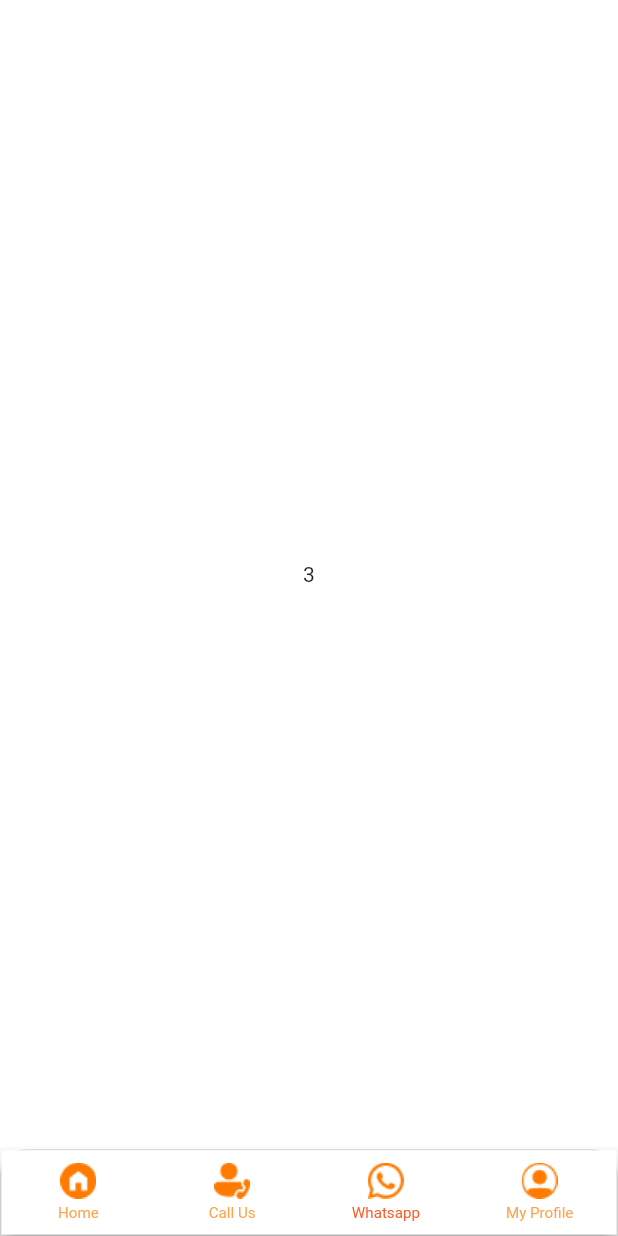
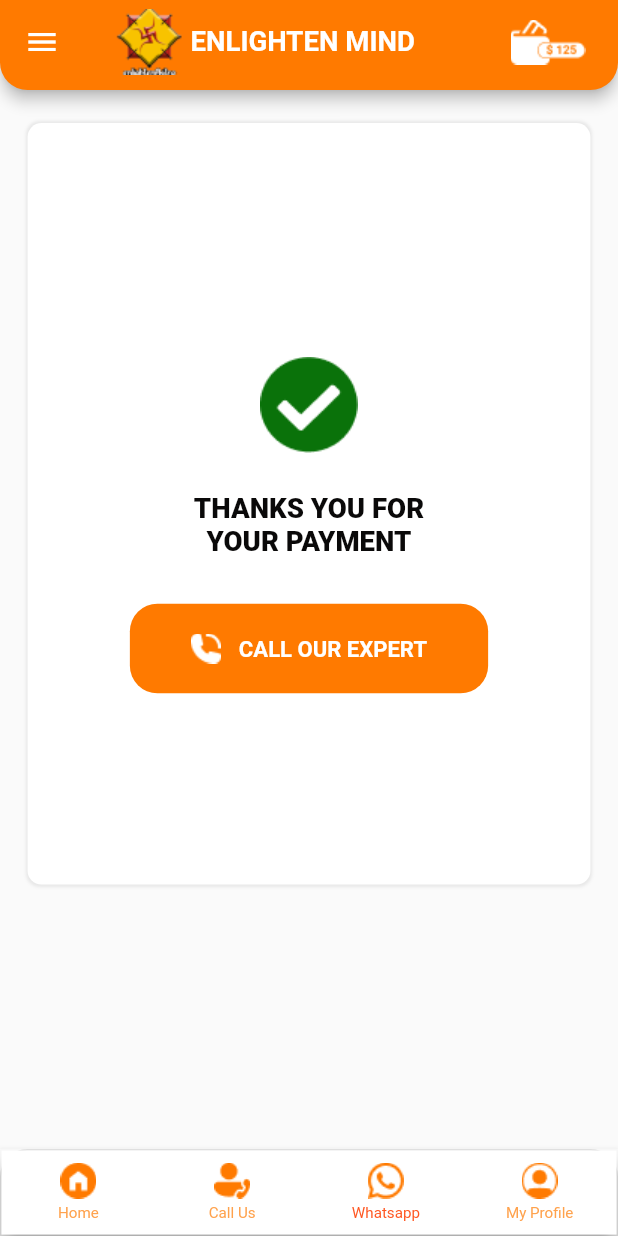
Before and after one commit to raselhossen125/enlighten, a Flutter app: the BottomNavBar screen opened by its route, item 3 of the bottom bar chosen, on a phone screen of 412 x 824 dp. Run offline on Flutter 3.47's test engine with Material 2 defaults, Android fonts, the phone set to English and light mode, and no system bars; our stand-ins replace carousel_slider, flutter_screenutil, smooth_page_indicator.

Commit message:
recharge sucessfull compleate

```diff
--- a/lib/models/consulation_model.dart
+++ b/lib/models/consulation_model.dart
@@ -5,10 +5,12 @@ import '../utils/custom_string.dart';
 class ConsulationModel {
   double amount;
   String title;
+  bool isFree;
 
   ConsulationModel({
     required this.amount,
     required this.title,
+    this.isFree = false,
   });
 }
 
@@ -16,6 +18,7 @@ List<ConsulationModel> ConsulationList = [
   ConsulationModel(
     amount: CustomString.CAmount1Txt,
     title: CustomString.CTitle1Txt,
+    isFree: true,
   ),
   ConsulationModel(
     amount: CustomString.CAmount2Txt,
--- a/lib/utils/custom_color.dart
+++ b/lib/utils/custom_color.dart
@@ -5,6 +5,7 @@ class CustomColor {
   static const Color whiteColor = Color(0xffFFFFFF);
   static const Color primaryColor = Color(0xffFF7A00);
   static const Color txtBlackColor = Color(0xff000000);
+  static const Color txtBlackNormalColor = Color(0xff0A0909);
   static const Color txtBlacNormalkColor = Color(0xff444444);
   static const Color tFFillColor = Color(0xffF5F5F5);
 
--- a/lib/utils/custom_string.dart
+++ b/lib/utils/custom_string.dart
@@ -32,6 +32,8 @@ class CustomString {
   static const String homeVideoImage = 'images/homeVideo.png';
   static const String homeShopOnlineImage = 'images/homeShopOnline.png';
   static const String homeBanerImage = 'images/homeBaner.png';
+  static const String paymentSucessfullImage = 'images/sucessfull.png';
+  static const String rechargeImage = 'images/rechargeImage.png';
 
   static const String appbarTitleTxt = 'ENLIGHTEN MIND';
 
@@ -78,10 +80,22 @@ class CustomString {
   static const String CBtncTxt = 'CONSULATION NOW';
   static const String CTitle1Txt = 'Get first 15 Min. Personalized one to one phone consultation';
   static const String CTitle2Txt = 'Personalized one to one consultation on the phone';
-  static const String CTitle3Txt = 'Personalized consultation';
+  static const String CTitle3Txt = 'Personalized consultation on message';
   static const double CAmount1Txt = 499;
   static const double CAmount2Txt = 499;
   static const double CAmount3Txt = 100;
 
 
+
+  // payment sucessfull page
+  static const String PSBtnTxt = 'CAll Our Expert';
+  static const String PSTitleTxt = 'thanks you for\nyour payment';
+
+
+  // appbar bottomSheat
+  static const String BSTitleTxt = 'Reacharge';
+  static const String BSSubtitleTxt = 'Please reacharge your wallet before calling';
+
+
+
 }
--- a/lib/utils/custom_style.dart
+++ b/lib/utils/custom_style.dart
@@ -53,6 +53,12 @@ class CustomStyle {
     color: CustomColor.txtBlackColor,
   );
 
+  static var Black20w900 = TextStyle(
+    fontWeight: FontWeight.w900,
+    fontSize: Dimensions.largeTextSize,
+    color: CustomColor.txtBlackNormalColor,
+  );
+
   static var Black21w400 = TextStyle(
     fontWeight: FontWeight.w400,
     fontSize: Dimensions.largeTextSize21,
@@ -63,6 +69,13 @@ class CustomStyle {
     fontWeight: FontWeight.w700,
     fontSize: Dimensions.extraLargeTextSize,
     color: CustomColor.txtBlackColor,
+  );
+
+  static var Black23w700LineThrow = TextStyle(
+    fontWeight: FontWeight.w700,
+    fontSize: Dimensions.extraLargeTextSize,
+    color: CustomColor.txtBlackColor,
+    decoration: TextDecoration.lineThrough,
   );
 
   static var white24w700 = TextStyle(
--- a/lib/utils/dimensions.dart
+++ b/lib/utils/dimensions.dart
@@ -17,6 +17,7 @@ class Dimensions {
   static double radius = 10.00.r;
 
   static double defaultPaddingSize = 20.00.r;
+  static double largePaddingSize = 25.00.r;
   static double PaddingSize15 = 15.00.r;
   static double PaddingSize10 = 10.00.r;
   static double extraLargePaddingSize = 48.00.r;
--- /dev/null
+++ b/lib/views/paymet_sucessfull_page.dart
@@ -0,0 +1,69 @@
+// ignore_for_file: prefer_const_constructors, use_key_in_widget_constructors
+
+import 'package:enlighten/widgets/main_drawer.dart';
+import 'package:enlighten/widgets/my_appbar.dart';
+import 'package:flutter/material.dart';
+import 'package:flutter_screenutil/flutter_screenutil.dart';
+import '../utils/custom_color.dart';
+import '../utils/custom_string.dart';
+import '../utils/custom_style.dart';
+import '../utils/dimensions.dart';
+import '../widgets/custom_button.dart';
+
+class PaymentSucessfullPage extends StatelessWidget {
+  static const routeName = 'payment-sucessfull';
+
+  @override
+  Widget build(BuildContext context) {
+    return Scaffold(
+      drawer: MainDrawer(),
+      appBar: MyAppBar(),
+      body: Padding(
+        padding:
+            EdgeInsets.symmetric(horizontal: Dimensions.defaultPaddingSize),
+        child: SingleChildScrollView(
+          child: Column(
+            children: [
+              SizedBox(height: Dimensions.heightSize8 * 3),
+              Container(
+                alignment: Alignment.center,
+                height: 552.h,
+                width: double.infinity,
+                decoration: BoxDecoration(
+                    borderRadius: BorderRadius.circular(Dimensions.radius),
+                    boxShadow: [
+                      BoxShadow(
+                          color: Colors.grey.withOpacity(0.2),
+                          spreadRadius: 1.0,
+                          blurRadius: 1.0)
+                    ],
+                    color: CustomColor.whiteColor),
+                child: Column(
+                  mainAxisAlignment: MainAxisAlignment.center,
+                  children: [
+                    SizedBox(height: Dimensions.heightSize8 * 4 - 1),
+                    Image.asset(CustomString.paymentSucessfullImage),
+                    SizedBox(height: Dimensions.heightSize8 * 3 + 4),
+                    Text(
+                      CustomString.PSTitleTxt.toUpperCase(),
+                      style: CustomStyle.Black20w900,
+                      textAlign: TextAlign.center,
+                    ),
+                    SizedBox(height: Dimensions.heightSize8 * 4 + 1),
+                    CustomButon(
+                      height: 65.h,
+                      width: 240.w,
+                      title: CustomString.PSBtnTxt.toUpperCase(),
+                      isPrefixIcon: true,
+                      prefixIconImage: CustomString.homeCallImage,
+                    ),
+                  ],
+                ),
+              ),
+            ],
+          ),
+        ),
+      ),
+    );
+  }
+}
--- a/lib/widgets/bottom_nav_bar.dart
+++ b/lib/widgets/bottom_nav_bar.dart
@@ -8,6 +8,7 @@ import '../utils/custom_color.dart';
 import '../utils/custom_style.dart';
 import '../views/consulation_page.dart';
 import '../views/home_page.dart';
+import '../views/paymet_sucessfull_page.dart';
 import '../views/profile_page.dart';
 
 class BottomNavBar extends StatefulWidget {
@@ -22,9 +23,7 @@ class _BottomNavBarState extends State<BottomNavBar> {
   List _screens = [
     HomePage(),
     ConsulationPage(),
-    Center(
-      child: Text('3'),
-    ),
+    PaymentSucessfullPage(),
     ProfilePage(),
   ];
 
--- a/lib/widgets/main_drawer.dart
+++ b/lib/widgets/main_drawer.dart
@@ -48,7 +48,7 @@ class MainDrawer extends StatelessWidget {
                       dense: true,
                       contentPadding: EdgeInsets.all(0),
                       leading: Image.asset(itemM.image),
-                      title: Text(itemM.title, style: CustomStyle.white16w500),
+                      title: Text(itemM.title.toUpperCase(), style: CustomStyle.white16w500),
                     );
                   },
                 ),
```
Also changed, not shown: lib/widgets/consulation_item.dart (+27 -6 lines), lib/widgets/my_appbar.dart (+47 -3 lines), images/rechargeImage.png (added), images/sucessfull.png (added).
